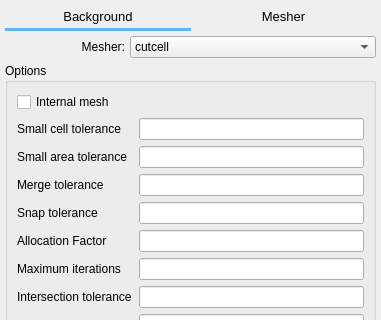
Qt form gui/uifiles/mesh.ui (truongd8593/mfix) before a commit; both pictures show x 0 to 381 and y 0 to 320 of the 381 by 713 pixel window.
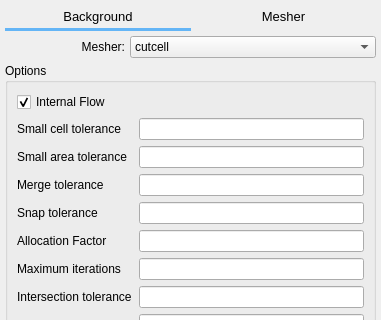
The same form after that commit. The open tabs and pages were chosen to show the change. Custom widgets are drawn as their Qt base class.

Commit message: fixed out_stl_value widget

Diff of the .ui file:
```diff
--- a/gui/uifiles/mesh.ui
+++ b/gui/uifiles/mesh.ui
@@ -602,7 +602,10 @@
               <item row="0" column="0" colspan="2">
                <widget class="CheckBox" name="checkbox_keyword_out_stl_value">
                 <property name="text">
-                 <string>Internal mesh</string>
+                 <string>Internal Flow</string>
+                </property>
+                <property name="checked">
+                 <bool>true</bool>
                 </property>
                </widget>
               </item>
```
Left out of the diff: 2 changed lines with no effect on the pictures. The commit also changes 2 other files.
